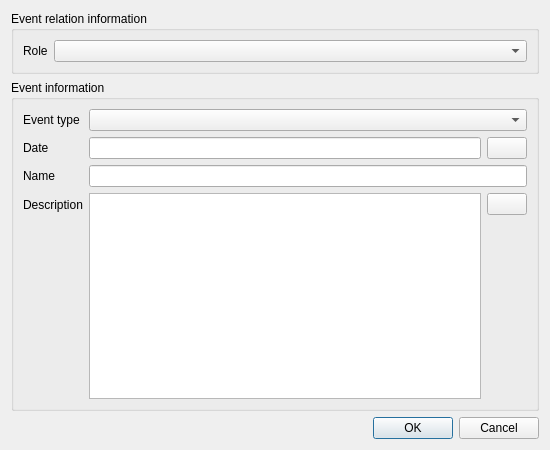
Above: src/editors/event_editor_dialog.ui from niknetniko/opa before the change. Below: the same form after it.
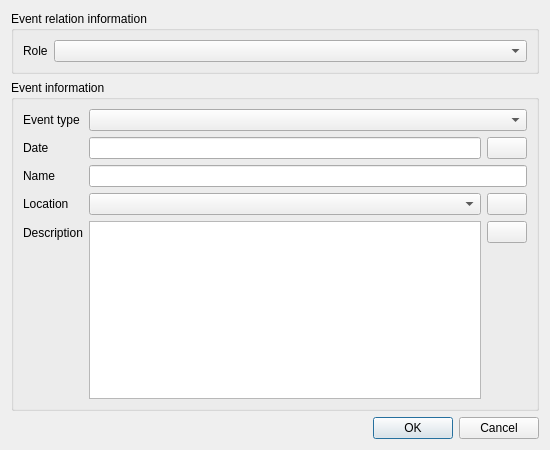
That is the form after the change. Icons and pictures are not drawn. Custom widgets are drawn as their Qt base class.

Commit message: Translations and location types

Diff of the .ui file:
```diff
--- a/src/editors/event_editor_dialog.ui
+++ b/src/editors/event_editor_dialog.ui
@@ -108,13 +108,40 @@
        <widget class="QLineEdit" name="eventNameEdit"/>
       </item>
       <item row="3" column="0">
+       <widget class="QLabel" name="eventLocationLabel">
+        <property name="text">
+         <string>Location</string>
+        </property>
+        <property name="buddy">
+         <cstring>eventLocationComboBox</cstring>
+        </property>
+       </widget>
+      </item>
+      <item row="3" column="1">
+       <layout class="QHBoxLayout" name="horizontalLayout3" stretch="1,0">
+        <item>
+         <widget class="QComboBox" name="eventLocationComboBox"/>
+        </item>
+        <item>
+         <widget class="QPushButton" name="eventLocationNewButton">
+          <property name="text">
+           <string/>
+          </property>
+          <property name="icon">
+           <iconset theme="list-add"/>
+          </property>
+         </widget>
+        </item>
+       </layout>
+      </item>
+      <item row="4" column="0">
        <widget class="QLabel" name="label">
         <property name="text">
          <string>Description</string>
         </property>
        </widget>
       </item>
-      <item row="3" column="1">
+      <item row="4" column="1">
        <layout class="QHBoxLayout" name="horizontalLayout2" stretch="0,0">
         <item>
          <widget class="KRichTextEdit" name="noteEdit"/>
```
The commit also changes 69 other files.
